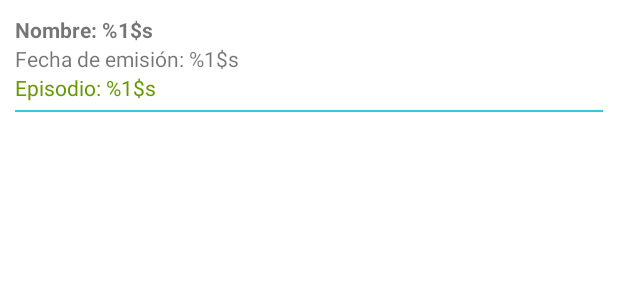
After one commit to luisprmat/rick-and-morty-app, an Android app: the layout item_episode.xml on its own in the app's theme, with its tools: preview values and no code run, on a phone screen of 412 x 824 dp. The commit adds this screen. Shown: the top 300 px of the screen. Run offline under Robolectric (Android 15) with nearby library versions, the phone set to English and light mode, and no system bars.

Commit message:
Add Episode model, item_episode and ViewHolder

```diff
--- /dev/null
+++ b/app/src/main/res/layout/item_episode.xml
@@ -0,0 +1,34 @@
+<?xml version="1.0" encoding="utf-8"?>
+<LinearLayout xmlns:android="http://schemas.android.com/apk/res/android"
+    android:layout_width="match_parent"
+    android:layout_height="wrap_content"
+    android:orientation="vertical"
+    android:padding="10dp">
+
+    <TextView
+        android:id="@+id/tvName"
+        android:textStyle="bold"
+        android:layout_width="match_parent"
+        android:layout_height="wrap_content"
+        android:text="@string/text_name" />
+
+    <TextView
+        android:id="@+id/tvAirDate"
+        android:layout_width="match_parent"
+        android:layout_height="wrap_content"
+        android:text="@string/text_air_date" />
+
+    <TextView
+        android:id="@+id/tvEpisode"
+        android:layout_width="match_parent"
+        android:layout_height="wrap_content"
+        android:textColor="@android:color/holo_green_dark"
+        android:text="@string/text_episode" />
+
+    <View
+        android:layout_width="match_parent"
+        android:layout_height="1dp"
+        android:layout_marginTop="5dp"
+        android:background="@color/rymPrimary"/>
+
+</LinearLayout>
--- a/app/src/main/res/values/strings.xml
+++ b/app/src/main/res/values/strings.xml
@@ -14,4 +14,6 @@
     <string name="text_type">Tipo: %1$s</string>
     <string name="button_favs">Guardar en Favoritos</string>
     <string name="text_dimension">Dimensión: %1$s</string>
+    <string name="text_air_date">Fecha de emisión: %1$s</string>
+    <string name="text_episode">Episodio: %1$s</string>
 </resources>
```
Also changed, not shown: app/src/main/java/co/com/luisprmat/training/rickandmortyapp/episodes/Episode.java (added, +38 -0 lines), app/src/main/java/co/com/luisprmat/training/rickandmortyapp/episodes/EpisodeViewHolder.java (added, +21 -0 lines), 1 other file.
